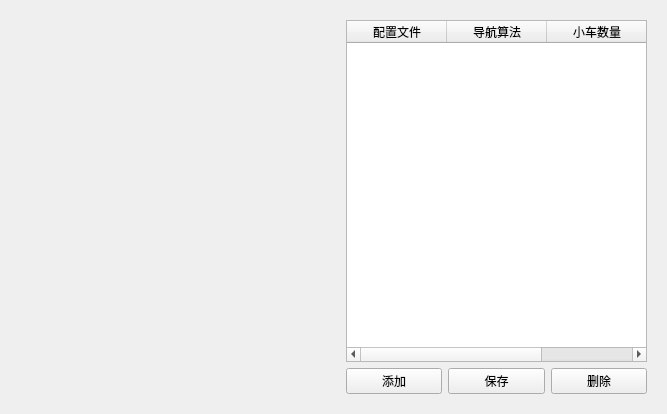
Before: the Qt Designer form Frontend/MapExploreSimSys/MESSWidgets/StatisticsConfigWidget.ui in 2022SExSA/MapExploreSimSys, drawn with Qt 5.
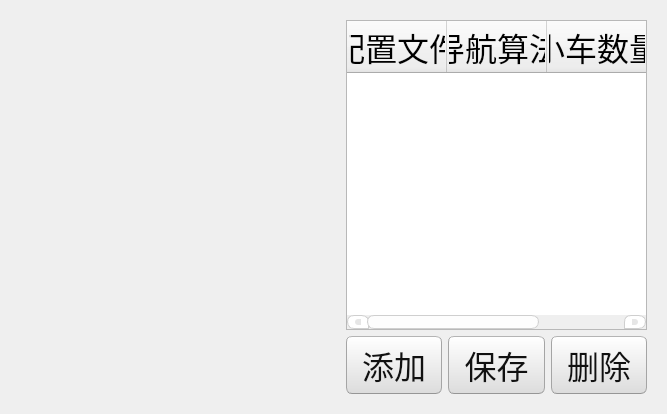
After: the same form once the commit is applied. Custom widgets are drawn as their Qt base class.

```diff
--- a/Frontend/MapExploreSimSys/MESSWidgets/StatisticsConfigWidget.ui
+++ b/Frontend/MapExploreSimSys/MESSWidgets/StatisticsConfigWidget.ui
@@ -11,7 +11,508 @@
    </rect>
   </property>
   <property name="windowTitle">
-   <string>Form</string>
+   <string>多车协作探索实验系统 - 实时统计</string>
+  </property>
+  <property name="styleSheet">
+   <string notr="true">QWidget{ 
+	font-size: 32px;font-family: 'Microsoft YaHei UI';
+}
+/*
+Ubuntu Style Sheet for QT Applications
+Author: Jaime A. Quiroga P.
+Company: GTRONICK
+Last updated: 01/10/2021 (dd/mm/yyyy), 15:18.
+Available at: https://github.com/GTRONICK/QSS/blob/master/Ubuntu.qss
+*/
+QMainWindow {
+	background-color:#f0f0f0;
+}
+QCheckBox {
+	padding:2px;
+}
+QCheckBox:hover {
+	border:1px solid rgb(255,150,60);
+	border-radius:4px;
+	padding: 1px;
+	background-color:qlineargradient(spread:pad, x1:0.5, y1:1, x2:0.5, y2:0, stop:0 rgba(190, 90, 50, 50), stop:1 rgba(250, 130, 40, 50));
+}
+QCheckBox::indicator:checked {
+	border:1px solid rgb(246, 134, 86);
+	border-radius:4px;
+  	background-color:rgb(246, 134, 86)
+}
+QCheckBox::indicator:unchecked {
+	border-width:1px solid rgb(246, 134, 86);
+	border-radius:4px;
+  	background-color:rgb(255,255,255);
+}
+QColorDialog {
+	background-color:#f0f0f0;
+}
+QComboBox {
+	color:rgb(81,72,65);
+	background: #ffffff;
+}
+QComboBox:editable {
+	selection-color:rgb(81,72,65);
+	selection-background-color: #ffffff;
+}
+QComboBox QAbstractItemView {
+	selection-color: #ffffff;
+	selection-background-color: rgb(246, 134, 86);
+}
+QComboBox:!editable:on, QComboBox::drop-down:editable:on {
+	color:  #1e1d23;	
+}
+QDateTimeEdit, QDateEdit, QDoubleSpinBox, QFontComboBox {
+	color:rgb(81,72,65);
+	background-color: #ffffff;
+}
+
+QDialog {
+	background-color:#f0f0f0;
+}
+
+QLabel,QLineEdit {
+	color:rgb(17,17,17);
+}
+QLineEdit {
+	background-color:rgb(255,255,255);
+	selection-background-color:rgb(236,116,64);
+}
+QMenuBar {
+	color:rgb(223,219,210);
+	background-color:rgb(65,64,59);
+}
+QMenuBar::item {
+	padding-top:4px;
+	padding-left:4px;
+	padding-right:4px;
+	color:rgb(223,219,210);
+	background-color:rgb(65,64,59);
+}
+QMenuBar::item:selected {
+	color:rgb(255,255,255);
+	padding-top:2px;
+	padding-left:2px;
+	padding-right:2px;
+	border-top-width:2px;
+	border-left-width:2px;
+	border-right-width:2px;
+	border-top-right-radius:4px;
+	border-top-left-radius:4px;
+	border-style:solid;
+	background-color:rgb(65,64,59);
+	border-top-color: rgb(47,47,44);
+	border-right-color: qlineargradient(spread:pad, x1:0, y1:1, x2:1, y2:0, stop:0 rgba(90, 87, 78, 255), stop:1 rgba(47,47,44, 255));
+	border-left-color:  qlineargradient(spread:pad, x1:1, y1:0, x2:0, y2:0, stop:0 rgba(90, 87, 78, 255), stop:1 rgba(47,47,44, 255));
+}
+QMenu {
+	color:rgb(223,219,210);
+	background-color:rgb(65,64,59);
+}
+QMenu::item {
+	color:rgb(223,219,210);
+	padding:4px 10px 4px 20px;
+}
+QMenu::item:selected {
+	color:rgb(255,255,255);
+	background-color: qlineargradient(spread:pad, x1:0.5, y1:1, x2:0.5, y2:0, stop:0 rgba(225, 108, 54, 255), stop:1 rgba(246, 134, 86, 255));
+	border-style:solid;
+	border-width:3px;
+	padding:4px 7px 4px 17px;
+	border-bottom-color:qlineargradient(spread:pad, x1:0.5, y1:1, x2:0.5, y2:0, stop:0 rgba(175,85,48,255), stop:1 rgba(236,114,67, 255));
+	border-top-color:qlineargradient(spread:pad, x1:0.5, y1:1, x2:0.5, y2:0, stop:0 rgba(253,156,113,255), stop:1 rgba(205,90,46, 255));
+	border-right-color:qlineargradient(spread:pad, x1:0, y1:0.5, x2:1, y2:0.5, stop:0 rgba(253,156,113,255), stop:1 rgba(205,90,46, 255));
+	border-left-color:qlineargradient(spread:pad, x1:1, y1:0.5, x2:0, y2:0.5, stop:0 rgba(253,156,113,255), stop:1 rgba(205,90,46, 255));
+}
+QPlainTextEdit {
+	border: 1px solid transparent;
+	color:rgb(17,17,17);
+	selection-background-color:rgb(236,116,64);
+    background-color: #FFFFFF;
+}
+QProgressBar {
+	text-align: center;
+	color: rgb(0, 0, 0);
+	border: 1px inset rgb(150,150,150); 
+	border-radius: 10px;
+	background-color:rgb(221,221,219);
+}
+QProgressBar::chunk:horizontal {
+	background-color: qlineargradient(spread:pad, x1:0.5, y1:1, x2:0.5, y2:0, stop:0 rgba(225, 108, 54, 255), stop:1 rgba(246, 134, 86, 255));
+	border:1px solid;
+	border-radius:8px;
+	border-bottom-color:qlineargradient(spread:pad, x1:0.5, y1:1, x2:0.5, y2:0, stop:0 rgba(175,85,48,255), stop:1 rgba(236,114,67, 255));
+	border-top-color:qlineargradient(spread:pad, x1:0.5, y1:1, x2:0.5, y2:0, stop:0 rgba(253,156,113,255), stop:1 rgba(205,90,46, 255));
+	border-right-color:qlineargradient(spread:pad, x1:0, y1:0.5, x2:1, y2:0.5, stop:0 rgba(253,156,113,255), stop:1 rgba(205,90,46, 255));
+	border-left-color:qlineargradient(spread:pad, x1:1, y1:0.5, x2:0, y2:0.5, stop:0 rgba(253,156,113,255), stop:1 rgba(205,90,46, 255));
+}
+QPushButton{
+	color:rgb(17,17,17);
+	border-width: 1px;
+	border-radius: 6px;
+	border-bottom-color: rgb(150,150,150);
+	border-right-color: rgb(165,165,165);
+	border-left-color: rgb(165,165,165);
+	border-top-color: rgb(180,180,180);
+	border-style: solid;
+	padding: 4px;
+	background-color: qlineargradient(spread:pad, x1:0.5, y1:1, x2:0.5, y2:0, stop:0 rgba(220, 220, 220, 255), stop:1 rgba(255, 255, 255, 255));
+}
+QPushButton:hover{
+	color:rgb(17,17,17);
+	border-width: 1px;
+	border-radius:6px;
+	border-top-color: rgb(255,150,60);
+	border-right-color: qlineargradient(spread:pad, x1:0, y1:1, x2:1, y2:0, stop:0 rgba(200, 70, 20, 255), stop:1 rgba(255,150,60, 255));
+	border-left-color:  qlineargradient(spread:pad, x1:1, y1:0, x2:0, y2:0, stop:0 rgba(200, 70, 20, 255), stop:1 rgba(255,150,60, 255));
+	border-bottom-color: rgb(200,70,20);
+	border-style: solid;
+	padding: 2px;
+	background-color: qlineargradient(spread:pad, x1:0.5, y1:1, x2:0.5, y2:0, stop:0 rgba(220, 220, 220, 255), stop:1 rgba(255, 255, 255, 255));
+}
+QPushButton:default{
+	color:rgb(17,17,17);
+	border-width: 1px;
+	border-radius:6px;
+	border-top-color: rgb(255,150,60);
+	border-right-color: qlineargradient(spread:pad, x1:0, y1:1, x2:1, y2:0, stop:0 rgba(200, 70, 20, 255), stop:1 rgba(255,150,60, 255));
+	border-left-color:  qlineargradient(spread:pad, x1:1, y1:0, x2:0, y2:0, stop:0 rgba(200, 70, 20, 255), stop:1 rgba(255,150,60, 255));
+	border-bottom-color: rgb(200,70,20);
+	border-style: solid;
+	padding: 2px;
+	background-color: qlineargradient(spread:pad, x1:0.5, y1:1, x2:0.5, y2:0, stop:0 rgba(220, 220, 220, 255), stop:1 rgba(255, 255, 255, 255));
+}
+QPushButton:pressed{
+	color:rgb(17,17,17);
+	border-width: 1px;
+	border-radius: 6px;
+	border-width: 1px;
+	border-top-color: rgba(255,150,60,200);
+	border-right-color: qlineargradient(spread:pad, x1:0, y1:1, x2:1, y2:0, stop:0 rgba(200, 70, 20, 255), stop:1 rgba(255,150,60, 200));
+	border-left-color:  qlineargradient(spread:pad, x1:1, y1:0, x2:0, y2:0, stop:0 rgba(200, 70, 20, 255), stop:1 rgba(255,150,60, 200));
+	border-bottom-color: rgba(200,70,20,200);
+	border-style: solid;
+	padding: 2px;
+	background-color: qlineargradient(spread:pad, x1:0.5, y1:0, x2:0.5, y2:1, stop:0 rgba(220, 220, 220, 255), stop:1 rgba(255, 255, 255, 255));
+}
+QPushButton:disabled{
+	color:rgb(174,167,159);
+	border-width: 1px;
+	border-radius: 6px;
+	background-color: qlineargradient(spread:pad, x1:0.5, y1:1, x2:0.5, y2:0, stop:0 rgba(200, 200, 200, 255), stop:1 rgba(230, 230, 230, 255));
+}
+QRadioButton {
+	padding: 1px;
+}
+QRadioButton::indicator:checked {
+	height: 10px;
+	width: 10px;
+	border-style:solid;
+	border-radius:5px;
+	border-width: 1px;
+	border-color: rgba(246, 134, 86, 255);
+	color: #a9b7c6;
+	background-color:rgba(246, 134, 86, 255);
+}
+QRadioButton::indicator:!checked {
+	height: 10px;
+	width: 10px;
+	border-style:solid;
+	border-radius:5px;
+	border-width: 1px;
+	border-color: rgb(246, 134, 86);
+	color: #a9b7c6;
+	background-color: transparent;
+}
+QScrollArea {
+	color: white;
+	background-color:#f0f0f0;
+}
+QSlider::groove {
+	border-style: solid;
+	border-width: 1px;
+	border-color: rgb(207,207,207);
+}
+QSlider::groove:horizontal {
+	height: 5px;
+	background: rgb(246, 134, 86);
+}
+QSlider::groove:vertical {
+	width: 5px;
+	background: rgb(246, 134, 86);
+}
+QSlider::handle:horizontal {
+	background: rgb(253,253,253);
+	border-style: solid;
+	border-width: 1px;
+	border-color: rgb(207,207,207);
+	width: 12px;
+	margin: -5px 0;
+	border-radius: 7px;
+}
+QSlider::handle:vertical {
+	background: rgb(253,253,253);
+	border-style: solid;
+	border-width: 1px;
+	border-color: rgb(207,207,207);
+	height: 12px;
+	margin: 0 -5px;
+	border-radius: 7px;
+}
+QSlider::add-page:horizontal, QSlider::add-page:vertical {
+ 	background: white;
+}
+QSlider::sub-page:horizontal, QSlider::sub-page:vertical {
+	background: rgb(246, 134, 86);
+}
+QStatusBar, QSpinBox {
+	color:rgb(81,72,65);
+}
+QSpinBox {
+	background-color: #ffffff;
+}
+QScrollBar:horizontal {
+	max-height: 20px;
+	border: 1px transparent;
+	margin: 0px 20px 0px 20px;
+}
+QScrollBar::handle:horizontal {
+	background: rgb(253,253,253);
+	border: 1px solid rgb(207,207,207);
+	border-radius: 7px;
+	min-width: 25px;
+}
+QScrollBar::handle:horizontal:hover {
+	background: rgb(253,253,253);
+	border: 1px solid rgb(255,150,60);
+	border-radius: 7px;
+	min-width: 25px;
+}
+QScrollBar::add-line:horizontal {
+  	border: 1px solid rgb(207,207,207);
+  	border-top-right-radius: 7px;
+  	border-top-left-radius: 7px;
+  	border-bottom-right-radius: 7px;
+  	background: rgb(255, 255, 255);
+  	width: 20px;
+  	subcontrol-position: right;
+  	subcontrol-origin: margin;
+}
+QScrollBar::add-line:horizontal:hover {
+  	border: 1px solid rgb(255,150,60);
+  	border-top-right-radius: 7px;
+  	border-top-left-radius: 7px;
+  	border-bottom-right-radius: 7px;
+  	background: rgb(255, 255, 255);
+  	width: 20px;
+  	subcontrol-position: right;
+  	subcontrol-origin: margin;
+}
+QScrollBar::add-line:horizontal:pressed {
+  	border: 1px solid grey;
+  	border-top-left-radius: 7px;
+  	border-top-right-radius: 7px;
+  	border-bottom-right-radius: 7px;
+  	background: rgb(231,231,231);
+  	width: 20px;
+  	subcontrol-position: right;
+  	subcontrol-origin: margin;
+}
+QScrollBar::sub-line:horizontal {
+  	border: 1px solid rgb(207,207,207);
+  	border-top-right-radius: 7px;
+  	border-top-left-radius: 7px;
+  	border-bottom-left-radius: 7px;
+  	background: rgb(255, 255, 255);
+  	width: 20px;
+  	subcontrol-position: left;
+  	subcontrol-origin: margin;
+}
+QScrollBar::sub-line:horizontal:hover {
+  	border: 1px solid rgb(255,150,60);
+  	border-top-right-radius: 7px;
+  	border-top-left-radius: 7px;
+  	border-bottom-left-radius: 7px;
+  	background: rgb(255, 255, 255);
+  	width: 20px;
+  	subcontrol-position: left;
+  	subcontrol-origin: margin;
+}
+QScrollBar::sub-line:horizontal:pressed {
+  	border: 1px solid grey;
+  	border-top-right-radius: 7px;
+  	border-top-left-radius: 7px;
+  	border-bottom-left-radius: 7px;
+  	background: rgb(231,231,231);
+  	width: 20px;
+  	subcontrol-position: left;
+  	subcontrol-origin: margin;
+}
+QScrollBar::left-arrow:horizontal {
+  	border: 1px transparent grey;
+  	border-top-left-radius: 3px;
+  	border-bottom-left-radius: 3px;
+  	width: 6px;
+  	height: 6px;
+  	background: rgb(230,230,230);
+}
+QScrollBar::right-arrow:horizontal {
+	border: 1px transparent grey;
+	border-top-right-radius: 3px;
+	border-bottom-right-radius: 3px;
+  	width: 6px;
+  	height: 6px;
+ 	background: rgb(230,230,230);
+}
+QScrollBar::add-page:horizontal, QScrollBar::sub-page:horizontal {
+ 	background: none;
+} 
+QScrollBar:vertical {
+	max-width: 20px;
+	border: 1px transparent grey;
+	margin: 20px 0px 20px 0px;
+}
+QScrollBar::add-line:vertical {
+	border: 1px solid;
+	border-color: rgb(207,207,207);
+	border-bottom-right-radius: 7px;
+	border-bottom-left-radius: 7px;
+	border-top-left-radius: 7px;
+	background: rgb(255, 255, 255);
+  	height: 20px;
+  	subcontrol-position: bottom;
+  	subcontrol-origin: margin;
+}
+QScrollBar::add-line:vertical:hover {
+  	border: 1px solid;
+  	border-color: rgb(255,150,60);
+  	border-bottom-right-radius: 7px;
+  	border-bottom-left-radius: 7px;
+  	border-top-left-radius: 7px;
+  	background: rgb(255, 255, 255);
+  	height: 20px;
+  	subcontrol-position: bottom;
+  	subcontrol-origin: margin;
+}
+QScrollBar::add-line:vertical:pressed {
+  	border: 1px solid grey;
+  	border-bottom-left-radius: 7px;
+  	border-bottom-right-radius: 7px;
+  	border-top-left-radius: 7px;
+  	background: rgb(231,231,231);
+  	height: 20px;
+  	subcontrol-position: bottom;
+  	subcontrol-origin: margin;
+}
+QScrollBar::sub-line:vertical {
+  	border: 1px solid rgb(207,207,207);
+  	border-top-right-radius: 7px;
+  	border-top-left-radius: 7px;
+  	border-bottom-left-radius: 7px;
+  	background: rgb(255, 255, 255);
+  	height: 20px;
+  	subcontrol-position: top;
+  	subcontrol-origin: margin;
+}
+QScrollBar::sub-line:vertical:hover {
+  	border: 1px solid rgb(255,150,60);
+  	border-top-right-radius: 7px;
+  	border-top-left-radius: 7px;
+  	border-bottom-left-radius: 7px;
+	background: rgb(255, 255, 255);
+  	height: 20px;
+  	subcontrol-position: top;
+  	subcontrol-origin: margin;
+}
+QScrollBar::sub-line:vertical:pressed {
+  	border: 1px solid grey;
+  	border-top-left-radius: 7px;
+  	border-top-right-radius: 7px;
+  	background: rgb(231,231,231);
+ 	height: 20px;
+  	subcontrol-position: top;
+  	subcontrol-origin: margin;
+}
+QScrollBar::handle:vertical {
+	background: rgb(253,253,253);
+	border: 1px solid rgb(207,207,207);
+	border-radius: 7px;
+	min-height: 25px;
+}
+QScrollBar::handle:vertical:hover {
+	background: rgb(253,253,253);
+	border: 1px solid rgb(255,150,60);
+	border-radius: 7px;
+	min-height: 25px;
+}
+QScrollBar::up-arrow:vertical {
+	border: 1px transparent grey;
+  	border-top-left-radius: 3px;
+	border-top-right-radius: 3px;
+  	width: 6px;
+  	height: 6px;
+  	background: rgb(230,230,230);
+}
+QScrollBar::down-arrow:vertical {
+  	border: 1px transparent grey;
+  	border-bottom-left-radius: 3px;
+  	border-bottom-right-radius: 3px;
+  	width: 6px;
+  	height: 6px;
+  	background: rgb(230,230,230);
+}
+QScrollBar::add-page:vertical, QScrollBar::sub-page:vertical {
+  	background: none;
+}
+QTabWidget {
+	color:rgb(0,0,0);
+	background-color:rgb(247,246,246);
+}
+QTabWidget::pane {
+	border-color: rgb(180,180,180);
+	background-color:rgb(247,246,246);
+	border-style: solid;
+	border-width: 1px;
+  	border-radius: 6px;
+}
+QTabBar::tab {
+	padding-left:4px;
+	padding-right:4px;
+	padding-bottom:2px;
+	padding-top:2px;
+	color:rgb(81,72,65);
+  	background-color: qlineargradient(spread:pad, x1:0.5, y1:1, x2:0.5, y2:0, stop:0 rgba(221,218,217,255), stop:1 rgba(240,239,238,255));
+	border-style: solid;
+	border-width: 1px;
+  	border-top-right-radius:4px;
+	border-top-left-radius:4px;
+	border-top-color: rgb(180,180,180);
+	border-left-color: rgb(180,180,180);
+	border-right-color: rgb(180,180,180);
+	border-bottom-color: transparent;
+}
+QTabBar::tab:selected, QTabBar::tab:last:selected, QTabBar::tab:hover {
+  	background-color:rgb(247,246,246);
+  	margin-left: 0px;
+  	margin-right: 1px;
+}
+QTabBar::tab:!selected {
+	margin-top: 1px;
+	margin-right: 1px;
+}
+QTextEdit {
+	border-width: 1px;
+	border-style: solid;
+	border-color:transparent;
+	color:rgb(17,17,17);
+	selection-background-color:rgb(236,116,64);
+}
+QTimeEdit, QToolBox, QToolBox::tab, QToolBox::tab:selected {
+	color:rgb(81,72,65);
+	background-color: #ffffff;
+}</string>
   </property>
   <layout class="QGridLayout" name="gridLayout_3">
    <item row="0" column="0" colspan="2">
```
Left out of the diff: 2 changed lines with no effect on the pictures.
